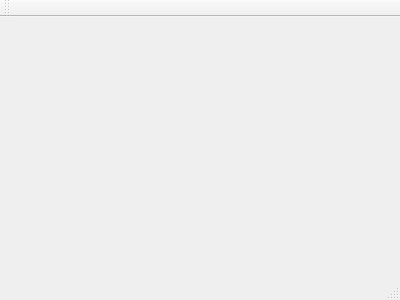
This is LibrarySystem/mainwindow.ui in josfire18/LibrarySystem as Qt 5 draws it before an edit. The edited form follows.
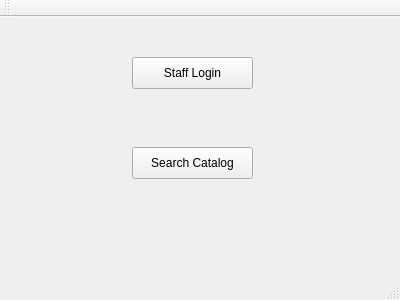
This is the edited form.

Commit message: Added login window

```diff
--- a/LibrarySystem/mainwindow.ui
+++ b/LibrarySystem/mainwindow.ui
@@ -12,13 +12,55 @@
   <property name="windowTitle" >
    <string>MainWindow</string>
   </property>
-  <widget class="QMenuBar" name="menuBar" />
-  <widget class="QToolBar" name="mainToolBar" />
-  <widget class="QWidget" name="centralWidget" />
-  <widget class="QStatusBar" name="statusBar" />
+  <widget class="QWidget" name="centralWidget">
+   <widget class="QPushButton" name="Login">
+    <property name="geometry">
+     <rect>
+      <x>132</x>
+      <y>40</y>
+      <width>121</width>
+      <height>32</height>
+     </rect>
+    </property>
+    <property name="text">
+     <string>Staff Login</string>
+    </property>
+   </widget>
+   <widget class="QPushButton" name="Search">
+    <property name="geometry">
+     <rect>
+      <x>132</x>
+      <y>130</y>
+      <width>121</width>
+      <height>32</height>
+     </rect>
+    </property>
+    <property name="text">
+     <string>Search Catalog</string>
+    </property>
+   </widget>
+  </widget>
+  <widget class="QMenuBar" name="menuBar">
+   <property name="geometry">
+    <rect>
+     <x>0</x>
+     <y>0</y>
+     <width>400</width>
+     <height>22</height>
+    </rect>
+   </property>
+  </widget>
+  <widget class="QToolBar" name="mainToolBar">
+   <attribute name="toolBarArea">
+    <enum>TopToolBarArea</enum>
+   </attribute>
+   <attribute name="toolBarBreak">
+    <bool>false</bool>
+   </attribute>
+  </widget>
+  <widget class="QStatusBar" name="statusBar"/>
  </widget>
- <layoutDefault spacing="6" margin="11" />
- <pixmapfunction></pixmapfunction>
+ <layoutdefault spacing="6" margin="11"/>
  <resources/>
  <connections/>
 </ui>
```
Left out of the diff: 7 changed lines with no effect on the pictures. The commit also changes 7 other files.
